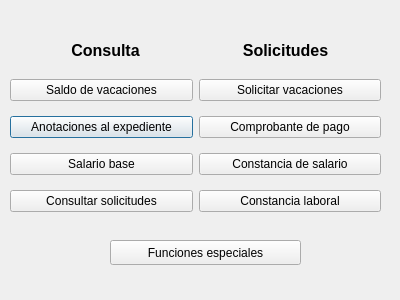
Qt form Interfaz/initial.ui (Los-Pollitos/PI-Redes-Sistemas-Operativos) before a commit.
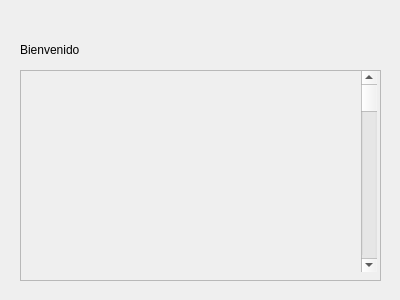
The same form after that commit.

Commit message: Inicio de cambio al scroll bar (grupal)

The edit to the form file:
```diff
--- a/Interfaz/initial.ui
+++ b/Interfaz/initial.ui
@@ -13,135 +13,53 @@
   <property name="windowTitle">
    <string>Dialog</string>
   </property>
-  <widget class="QLabel" name="label_2">
+  <widget class="QScrollArea" name="scrollArea">
    <property name="geometry">
     <rect>
-     <x>240</x>
-     <y>30</y>
-     <width>91</width>
-     <height>41</height>
-    </rect>
-   </property>
-   <property name="font">
-    <font>
-     <pointsize>12</pointsize>
-     <bold>true</bold>
-    </font>
-   </property>
-   <property name="text">
-    <string>Solicitudes</string>
-   </property>
-   <property name="textFormat">
-    <enum>Qt::PlainText</enum>
-   </property>
-   <property name="alignment">
-    <set>Qt::AlignCenter</set>
-   </property>
-  </widget>
-  <widget class="QLabel" name="label">
-   <property name="geometry">
-    <rect>
-     <x>60</x>
-     <y>30</y>
-     <width>91</width>
-     <height>41</height>
-    </rect>
-   </property>
-   <property name="font">
-    <font>
-     <pointsize>12</pointsize>
-     <bold>true</bold>
-    </font>
-   </property>
-   <property name="text">
-    <string>Consulta</string>
-   </property>
-   <property name="textFormat">
-    <enum>Qt::PlainText</enum>
-   </property>
-   <property name="alignment">
-    <set>Qt::AlignCenter</set>
-   </property>
-  </widget>
-  <widget class="QWidget" name="gridLayoutWidget">
-   <property name="geometry">
-    <rect>
-     <x>10</x>
+     <x>20</x>
      <y>70</y>
-     <width>371</width>
-     <height>151</height>
+     <width>361</width>
+     <height>211</height>
     </rect>
    </property>
-   <layout class="QGridLayout" name="gridLayout">
-    <item row="3" column="0">
-     <widget class="QPushButton" name="pushButton_3">
-      <property name="text">
-       <string>Anotaciones al expediente</string>
-      </property>
-     </widget>
-    </item>
-    <item row="6" column="1">
-     <widget class="QPushButton" name="pushButton_8">
-      <property name="text">
-       <string>Constancia laboral</string>
-      </property>
-     </widget>
-    </item>
-    <item row="4" column="0">
-     <widget class="QPushButton" name="pushButton_5">
-      <property name="text">
-       <string>Salario base</string>
-      </property>
-     </widget>
-    </item>
-    <item row="6" column="0">
-     <widget class="QPushButton" name="pushButton_7">
-      <property name="text">
-       <string>Consultar solicitudes</string>
-      </property>
-     </widget>
-    </item>
-    <item row="1" column="0">
-     <widget class="QPushButton" name="pushButton">
-      <property name="text">
-       <string>Saldo de vacaciones</string>
-      </property>
-     </widget>
-    </item>
-    <item row="4" column="1">
-     <widget class="QPushButton" name="pushButton_4">
-      <property name="text">
-       <string>Constancia de salario</string>
-      </property>
-     </widget>
-    </item>
-    <item row="3" column="1">
-     <widget class="QPushButton" name="pushButton_2">
-      <property name="text">
-       <string>Comprobante de pago</string>
-      </property>
-     </widget>
-    </item>
-    <item row="1" column="1">
-     <widget class="QPushButton" name="pushButton_6">
-      <property name="text">
-       <string>Solicitar vacaciones</string>
-      </property>
-     </widget>
-    </item>
-   </layout>
+   <property name="widgetResizable">
+    <bool>true</bool>
+   </property>
+   <widget class="QWidget" name="scrollAreaWidgetContents">
+    <property name="geometry">
+     <rect>
+      <x>0</x>
+      <y>0</y>
+      <width>359</width>
+      <height>209</height>
+     </rect>
+    </property>
+    <widget class="QScrollBar" name="verticalScrollBar">
+     <property name="geometry">
+      <rect>
+       <x>340</x>
+       <y>0</y>
+       <width>16</width>
+       <height>201</height>
+      </rect>
+     </property>
+     <property name="orientation">
+      <enum>Qt::Vertical</enum>
+     </property>
+    </widget>
+   </widget>
   </widget>
-  <widget class="QPushButton" name="funciones_especiales">
+  <widget class="QLabel" name="label">
    <property name="geometry">
     <rect>
-     <x>110</x>
-     <y>240</y>
+     <x>20</x>
+     <y>40</y>
      <width>191</width>
-     <height>25</height>
+     <height>20</height>
     </rect>
    </property>
    <property name="text">
-    <string>Funciones especiales</string>
+    <string>Bienvenido</string>
    </property>
   </widget>
  </widget>
```
Left out of the diff: 11 changed lines with no effect on the pictures. The commit also changes 3 other files.
